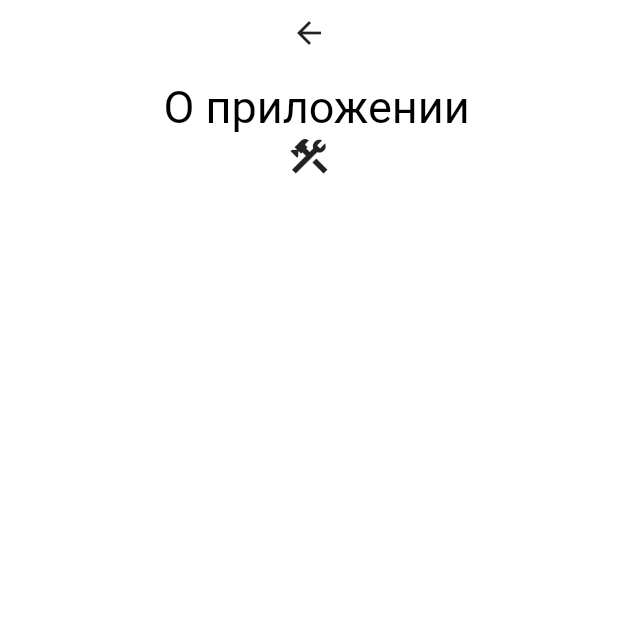
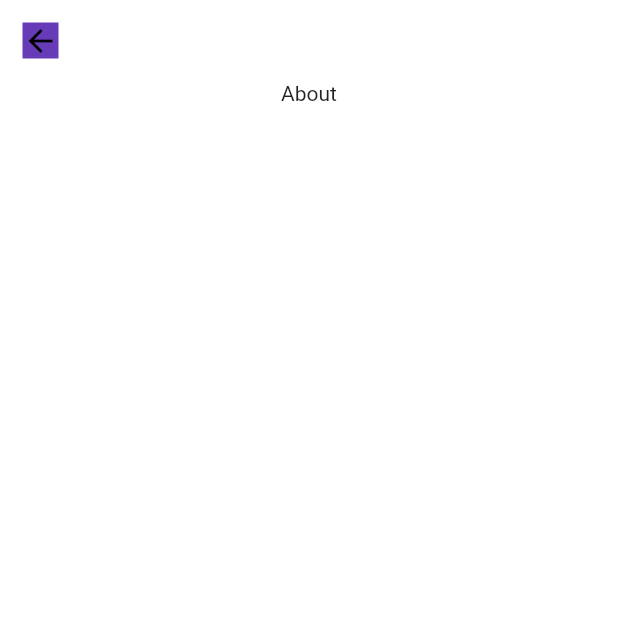
Before and after one commit to cpt-lecras/radik_project, a Flutter app: the SAbout screen opened directly, on a phone screen of 412 x 824 dp, the top half of it. Run offline on Flutter 3.47's test engine with Material 2 defaults, Android fonts, the phone set to English and light mode, and no system bars; our stand-ins replace date_picker_timeline, getwidget, google_fonts, google_nav_bar, styled_widget; network calls fail.

Commit message:
GLOBAL changes structure of project Reccomend to REbase

```diff
--- a/lib/Profile/About.dart
+++ b/lib/Profile/About.dart
@@ -14,38 +14,31 @@ class _SAbout extends State<SAbout>{
   @override
   Widget build(BuildContext context){
     return
-        Expanded(
-          child: Container(
-            width: double.infinity,
-            color: Colors.white,
+      Scaffold(
+        backgroundColor: Colors.white,
+
+        body: SafeArea(
           child: Column(
             children: [
+              Row(
+                children: [
                   InkWell(
-                  //onTap: ,
+                    onTap: () => Navigator.pop(context, false),
                     child: Padding(
-                    padding: const EdgeInsets.all(10.0),
+                      padding: EdgeInsets.all(15.0),
+                      child: Container(
+                        color: Colors.deepPurple,
                         child: Icon(
-                      Icons.arrow_back
+                          Icons.arrow_back,
+                          color: Colors.black,
                         ),
                       ),
                     ),
-                Padding(
-                  padding: const EdgeInsets.fromLTRB(10,10,0,0),
-                  child: Text(
-                    'О приложении',
-                    style: TextStyle(
-                      color: Colors.black,
-                      fontSize: 30,
                   ),
+                ],
               ),
-                ),
-                Flexible(
-                  child: Container(
-                    child: Icon(
-                      Icons.construction,
-                      size: 30,
-                    ),
-                  ),
+              Center(
+                child: Text('About'),
               ),
             ],
           ),
--- a/lib/Shedule/schedule.dart
+++ b/lib/Shedule/main_schedule.dart
@@ -1,6 +1,6 @@
 import 'package:date_picker_timeline/date_picker_timeline.dart';
 import 'package:flutter/material.dart';
-import 'package:radik_project/Shedule/calendar.dart';
+import 'package:radik_project/Shedule/Cell_of_shedule.dart';
 
 class Schedule extends StatefulWidget{
   const Schedule({super.key});
```
Also changed, not shown: lib/Homepage.dart (+4 -4 lines), lib/Profile/main_profile.dart (renamed from lib/Profile/profile.dart, +35 -2 lines), lib/Profile/settings.dart (+32 -6 lines), lib/Map/map.dart (renamed from lib/map.dart), lib/News/news.dart (renamed from lib/news.dart), lib/Shedule/Cell_of_shedule.dart (renamed from lib/Shedule/calendar.dart). Lines whose indentation alone changed are shown as unchanged.
